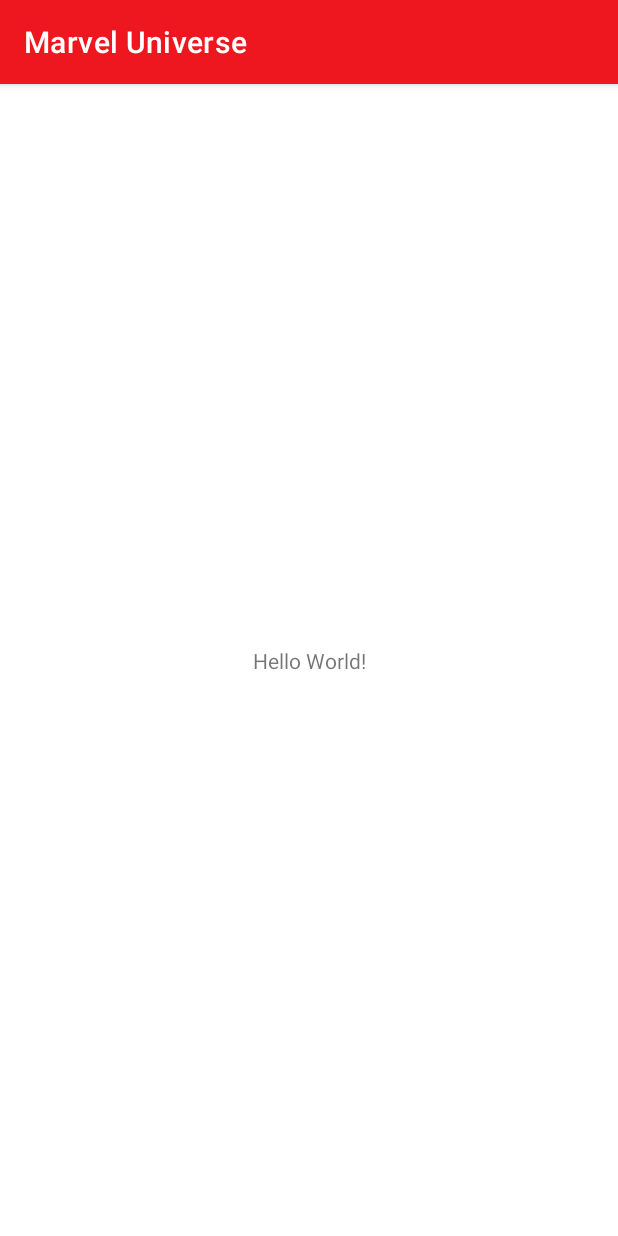
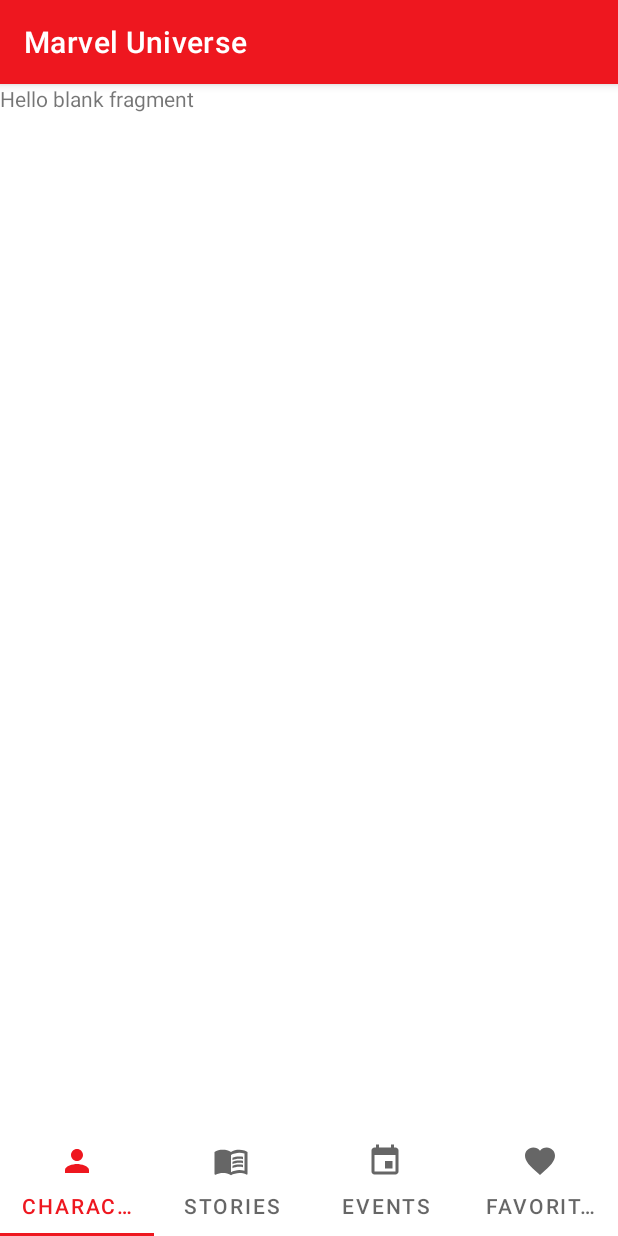
Before and after one commit to besugos/DigitalHouseAndroid-Grupo8-ProjetoIntegrador, an Android app: the MainActivity screen opened directly, with no data from a screen before it, on a phone screen of 412 x 824 dp. Run offline under Robolectric (Android 15) with nearby library versions, the phone set to English and light mode, and no system bars.

Commit message:
Adicionando arquitetura da funcionalidade home, ViewPager2 e TabLayout

```diff
--- a/MarvelUniverse/app/build.gradle
+++ b/MarvelUniverse/app/build.gradle
@@ -30,6 +30,7 @@
     implementation 'androidx.core:core-ktx:1.3.2'
     implementation 'androidx.appcompat:appcompat:1.2.0'
     implementation 'androidx.constraintlayout:constraintlayout:2.0.4'
+    implementation 'androidx.legacy:legacy-support-v4:1.0.0'
     testImplementation 'junit:junit:4.12'
     androidTestImplementation 'androidx.test.ext:junit:1.1.2'
     androidTestImplementation 'androidx.test.espresso:espresso-core:3.3.0'
--- a/MarvelUniverse/app/src/main/java/com/besugos/marveluniverse/MainActivity.kt
+++ b/MarvelUniverse/app/src/main/java/com/besugos/marveluniverse/MainActivity.kt
@@ -2,10 +2,14 @@
 
 import androidx.appcompat.app.AppCompatActivity
 import android.os.Bundle
+import com.besugos.marveluniverse.home.view.CollectionFragment
 
 class MainActivity : AppCompatActivity() {
     override fun onCreate(savedInstanceState: Bundle?) {
         super.onCreate(savedInstanceState)
         setContentView(R.layout.activity_main)
+
+        supportFragmentManager.beginTransaction()
+            .replace(R.id.fragment, CollectionFragment()).commit()
     }
 }
--- /dev/null
+++ b/MarvelUniverse/app/src/main/java/com/besugos/marveluniverse/home/view/CollectionAdapter.kt
@@ -0,0 +1,20 @@
+package com.besugos.marveluniverse.home.view
+
+import android.os.Bundle
+import androidx.fragment.app.Fragment
+import androidx.viewpager2.adapter.FragmentStateAdapter
+
+class CollectionAdapter(fragment: Fragment): FragmentStateAdapter(fragment) {
+    override fun getItemCount(): Int = 4
+
+    override fun createFragment(position: Int): Fragment {
+        val fragment = DemoFragment()
+        fragment.arguments = Bundle().apply {
+            putInt("ARG_OBJECT", position + 1)
+        }
+
+        return fragment
+
+    }
+
+}
--- /dev/null
+++ b/MarvelUniverse/app/src/main/java/com/besugos/marveluniverse/home/view/CollectionFragment.kt
@@ -0,0 +1,63 @@
+package com.besugos.marveluniverse.home.view
+
+import android.graphics.drawable.Drawable
+import android.os.Bundle
+import androidx.fragment.app.Fragment
+import android.view.LayoutInflater
+import android.view.View
+import android.view.ViewGroup
+import androidx.core.content.res.ResourcesCompat
+import androidx.viewpager2.widget.ViewPager2
+import com.besugos.marveluniverse.R
+import com.google.android.material.tabs.TabLayout
+import com.google.android.material.tabs.TabLayoutMediator
+
+
+class CollectionFragment : Fragment() {
+
+    private lateinit var _demoCollectionAdapter: CollectionAdapter
+    private lateinit var _viewPager: ViewPager2
+
+    override fun onCreateView(
+        inflater: LayoutInflater,
+        container: ViewGroup?,
+        savedInstanceState: Bundle?
+    ): View? {
+        // Inflate the layout for this fragment
+        return inflater.inflate(R.layout.fragment_collection, container, false)
+    }
+
+    override fun onViewCreated(view: View, savedInstanceState: Bundle?) {
+        super.onViewCreated(view, savedInstanceState)
+
+        _demoCollectionAdapter = CollectionAdapter(this)
+        _viewPager = view.findViewById(R.id.pager)
+        _viewPager.adapter = _demoCollectionAdapter
+
+        val tabLayout = view.findViewById<TabLayout>(R.id.tabLayout)
+
+        TabLayoutMediator(tabLayout, _viewPager) {tab, position ->
+            when (position) {
+                0 -> {
+                    tab.icon = resources.getDrawable(R.drawable.ic_baseline_person_24)
+                    tab.text = "Characters"
+                }
+                1 -> {
+                    tab.icon = resources.getDrawable(R.drawable.ic_baseline_menu_book_24)
+                    tab.text = "Stories"
+                }
+                2 -> {
+                    tab.icon = resources.getDrawable(R.drawable.ic_baseline_event_24)
+                    tab.text = "Events"
+                }
+                3 -> {
+                    tab.icon = resources.getDrawable(R.drawable.ic_baseline_favorite_24)
+                    tab.text = "Favorites"
+                }
+            }
+
+        }.attach()
+
+
+    }
+}
--- /dev/null
+++ b/MarvelUniverse/app/src/main/java/com/besugos/marveluniverse/home/view/DemoFragment.kt
@@ -0,0 +1,32 @@
+package com.besugos.marveluniverse.home.view
+
+import android.os.Bundle
+import androidx.fragment.app.Fragment
+import android.view.LayoutInflater
+import android.view.View
+import android.view.ViewGroup
+import android.widget.TextView
+import com.besugos.marveluniverse.R
+
+private const val ARG_OBJECT = "object"
+
+class DemoFragment : Fragment() {
+
+
+    override fun onCreateView(
+        inflater: LayoutInflater, container: ViewGroup?,
+        savedInstanceState: Bundle?
+    ): View? {
+        // Inflate the layout for this fragment
+        return inflater.inflate(R.layout.fragment_demo, container, false)
+    }
+
+    override fun onViewCreated(view: View, savedInstanceState: Bundle?) {
+        super.onViewCreated(view, savedInstanceState)
+
+        arguments?.takeIf { it.containsKey(ARG_OBJECT) }?.apply {
+            val text = view.findViewById<TextView>(R.id.txt1)
+            text.text = getInt(ARG_OBJECT).toString()
+        }
+    }
+}
--- a/MarvelUniverse/app/src/main/java/com/besugos/marveluniverse/login/view/LoginActivity.kt
+++ b/MarvelUniverse/app/src/main/java/com/besugos/marveluniverse/login/view/LoginActivity.kt
@@ -1,12 +1,21 @@
 package com.besugos.marveluniverse.login.view
 
+import android.content.Intent
 import androidx.appcompat.app.AppCompatActivity
 import android.os.Bundle
+import com.besugos.marveluniverse.MainActivity
 import com.besugos.marveluniverse.R
+import com.besugos.marveluniverse.home.view.CollectionFragment
+import kotlinx.android.synthetic.main.activity_login.*
 
 class LoginActivity : AppCompatActivity() {
     override fun onCreate(savedInstanceState: Bundle?) {
         super.onCreate(savedInstanceState)
         setContentView(R.layout.activity_login)
+
+        btnLoginLogin.setOnClickListener() {
+            val intent = Intent(this, MainActivity::class.java)
+            startActivity(intent)
+        }
     }
 }
--- /dev/null
+++ b/MarvelUniverse/app/src/main/res/drawable/ic_baseline_event_24.xml
@@ -0,0 +1,10 @@
+<vector xmlns:android="http://schemas.android.com/apk/res/android"
+    android:width="24dp"
+    android:height="24dp"
+    android:viewportWidth="24"
+    android:viewportHeight="24"
+    android:tint="?attr/colorControlNormal">
+  <path
+      android:fillColor="@android:color/white"
+      android:pathData="M17,12h-5v5h5v-5zM16,1v2L8,3L8,1L6,1v2L5,3c-1.11,0 -1.99,0.9 -1.99,2L3,19c0,1.1 0.89,2 2,2h14c1.1,0 2,-0.9 2,-2L21,5c0,-1.1 -0.9,-2 -2,-2h-1L18,1h-2zM19,19L5,19L5,8h14v11z"/>
+</vector>
--- /dev/null
+++ b/MarvelUniverse/app/src/main/res/drawable/ic_baseline_favorite_24.xml
@@ -0,0 +1,10 @@
+<vector xmlns:android="http://schemas.android.com/apk/res/android"
+    android:width="24dp"
+    android:height="24dp"
+    android:viewportWidth="24"
+    android:viewportHeight="24"
+    android:tint="?attr/colorControlNormal">
+  <path
+      android:fillColor="@android:color/white"
+      android:pathData="M12,21.35l-1.45,-1.32C5.4,15.36 2,12.28 2,8.5 2,5.42 4.42,3 7.5,3c1.74,0 3.41,0.81 4.5,2.09C13.09,3.81 14.76,3 16.5,3 19.58,3 22,5.42 22,8.5c0,3.78 -3.4,6.86 -8.55,11.54L12,21.35z"/>
+</vector>
--- /dev/null
+++ b/MarvelUniverse/app/src/main/res/drawable/ic_baseline_menu_book_24.xml
@@ -0,0 +1,19 @@
+<vector xmlns:android="http://schemas.android.com/apk/res/android"
+    android:width="24dp"
+    android:height="24dp"
+    android:viewportWidth="24"
+    android:viewportHeight="24"
+    android:tint="?attr/colorControlNormal">
+  <path
+      android:fillColor="@android:color/white"
+      android:pathData="M21,5c-1.11,-0.35 -2.33,-0.5 -3.5,-0.5c-1.95,0 -4.05,0.4 -5.5,1.5c-1.45,-1.1 -3.55,-1.5 -5.5,-1.5S2.45,4.9 1,6v14.65c0,0.25 0.25,0.5 0.5,0.5c0.1,0 0.15,-0.05 0.25,-0.05C3.1,20.45 5.05,20 6.5,20c1.95,0 4.05,0.4 5.5,1.5c1.35,-0.85 3.8,-1.5 5.5,-1.5c1.65,0 3.35,0.3 4.75,1.05c0.1,0.05 0.15,0.05 0.25,0.05c0.25,0 0.5,-0.25 0.5,-0.5V6C22.4,5.55 21.75,5.25 21,5zM21,18.5c-1.1,-0.35 -2.3,-0.5 -3.5,-0.5c-1.7,0 -4.15,0.65 -5.5,1.5V8c1.35,-0.85 3.8,-1.5 5.5,-1.5c1.2,0 2.4,0.15 3.5,0.5V18.5z"/>
+  <path
+      android:fillColor="@android:color/white"
+      android:pathData="M17.5,10.5c0.88,0 1.73,0.09 2.5,0.26V9.24C19.21,9.09 18.36,9 17.5,9c-1.7,0 -3.24,0.29 -4.5,0.83v1.66C14.13,10.85 15.7,10.5 17.5,10.5z"/>
+  <path
+      android:fillColor="@android:color/white"
+      android:pathData="M13,12.49v1.66c1.13,-0.64 2.7,-0.99 4.5,-0.99c0.88,0 1.73,0.09 2.5,0.26V11.9c-0.79,-0.15 -1.64,-0.24 -2.5,-0.24C15.8,11.66 14.26,11.96 13,12.49z"/>
+  <path
+      android:fillColor="@android:color/white"
+      android:pathData="M17.5,14.33c-1.7,0 -3.24,0.29 -4.5,0.83v1.66c1.13,-0.64 2.7,-0.99 4.5,-0.99c0.88,0 1.73,0.09 2.5,0.26v-1.52C19.21,14.41 18.36,14.33 17.5,14.33z"/>
+</vector>
--- /dev/null
+++ b/MarvelUniverse/app/src/main/res/drawable/ic_baseline_person_24.xml
@@ -0,0 +1,10 @@
+<vector xmlns:android="http://schemas.android.com/apk/res/android"
+    android:width="24dp"
+    android:height="24dp"
+    android:viewportWidth="24"
+    android:viewportHeight="24"
+    android:tint="?attr/colorControlNormal">
+  <path
+      android:fillColor="@android:color/white"
+      android:pathData="M12,12c2.21,0 4,-1.79 4,-4s-1.79,-4 -4,-4 -4,1.79 -4,4 1.79,4 4,4zM12,14c-2.67,0 -8,1.34 -8,4v2h16v-2c0,-2.66 -5.33,-4 -8,-4z"/>
+</vector>
--- a/MarvelUniverse/app/src/main/res/layout/activity_login.xml
+++ b/MarvelUniverse/app/src/main/res/layout/activity_login.xml
@@ -6,7 +6,9 @@
     android:layout_height="match_parent"
     android:orientation="vertical"
     android:padding="@dimen/dim_16_dp"
+    android:id="@+id/main"
     tools:context=".login.view.LoginActivity">
+
 
     <com.google.android.material.textfield.TextInputLayout
         android:id="@+id/tfEmailLogin"
@@ -130,4 +132,6 @@
         app:strokeWidth="2dp" />
 
 
+
+
 </androidx.constraintlayout.widget.ConstraintLayout>
--- a/MarvelUniverse/app/src/main/res/layout/activity_main.xml
+++ b/MarvelUniverse/app/src/main/res/layout/activity_main.xml
@@ -6,13 +6,9 @@
     android:layout_height="match_parent"
     tools:context=".MainActivity">
 
-    <TextView
-        android:layout_width="wrap_content"
-        android:layout_height="wrap_content"
-        android:text="Hello World!"
-        app:layout_constraintBottom_toBottomOf="parent"
-        app:layout_constraintLeft_toLeftOf="parent"
-        app:layout_constraintRight_toRightOf="parent"
-        app:layout_constraintTop_toTopOf="parent" />
+    <FrameLayout
+        android:id="@+id/fragment"
+        android:layout_width="match_parent"
+        android:layout_height="match_parent"/>
 
 </androidx.constraintlayout.widget.ConstraintLayout>
--- /dev/null
+++ b/MarvelUniverse/app/src/main/res/layout/fragment_collection.xml
@@ -0,0 +1,20 @@
+<?xml version="1.0" encoding="utf-8"?>
+<LinearLayout xmlns:android="http://schemas.android.com/apk/res/android"
+    xmlns:tools="http://schemas.android.com/tools"
+    android:layout_width="match_parent"
+    android:layout_height="match_parent"
+    android:orientation="vertical"
+    tools:context=".home.view.CollectionFragment">
+
+    <androidx.viewpager2.widget.ViewPager2
+        android:id="@+id/pager"
+        android:layout_width="match_parent"
+        android:layout_height="0dp"
+        android:layout_weight="1" />
+
+    <com.google.android.material.tabs.TabLayout
+        android:layout_width="match_parent"
+        android:layout_height="wrap_content"
+        android:id="@+id/tabLayout"/>
+
+</LinearLayout>
--- /dev/null
+++ b/MarvelUniverse/app/src/main/res/layout/fragment_demo.xml
@@ -0,0 +1,15 @@
+<?xml version="1.0" encoding="utf-8"?>
+<FrameLayout xmlns:android="http://schemas.android.com/apk/res/android"
+    xmlns:tools="http://schemas.android.com/tools"
+    android:layout_width="match_parent"
+    android:layout_height="match_parent"
+    tools:context=".home.view.DemoFragment">
+
+    <!-- TODO: Update blank fragment layout -->
+    <TextView
+        android:id="@+id/txt1"
+        android:layout_width="match_parent"
+        android:layout_height="match_parent"
+        android:text="@string/hello_blank_fragment" />
+
+</FrameLayout>
--- a/MarvelUniverse/app/src/main/res/values/strings.xml
+++ b/MarvelUniverse/app/src/main/res/values/strings.xml
@@ -7,7 +7,10 @@
     <string name="or">OR</string>
     <string name="create_account">CREATE ACCOUNT</string>
     <string name="facebook">LOGIN WITH FACEBOOK</string>
-    <string name="facebook_app_id">[APP_ID]</string> <string name="fb_login_protocol_scheme">fb[APP_ID]</string>
+    <string name="facebook_app_id">[APP_ID]</string>
+    <string name="fb_login_protocol_scheme">fb[APP_ID]</string>
     <string name="google">sign in with google</string>
+    <!-- TODO: Remove or change this placeholder text -->
+    <string name="hello_blank_fragment">Hello blank fragment</string>
 
 </resources>
```
